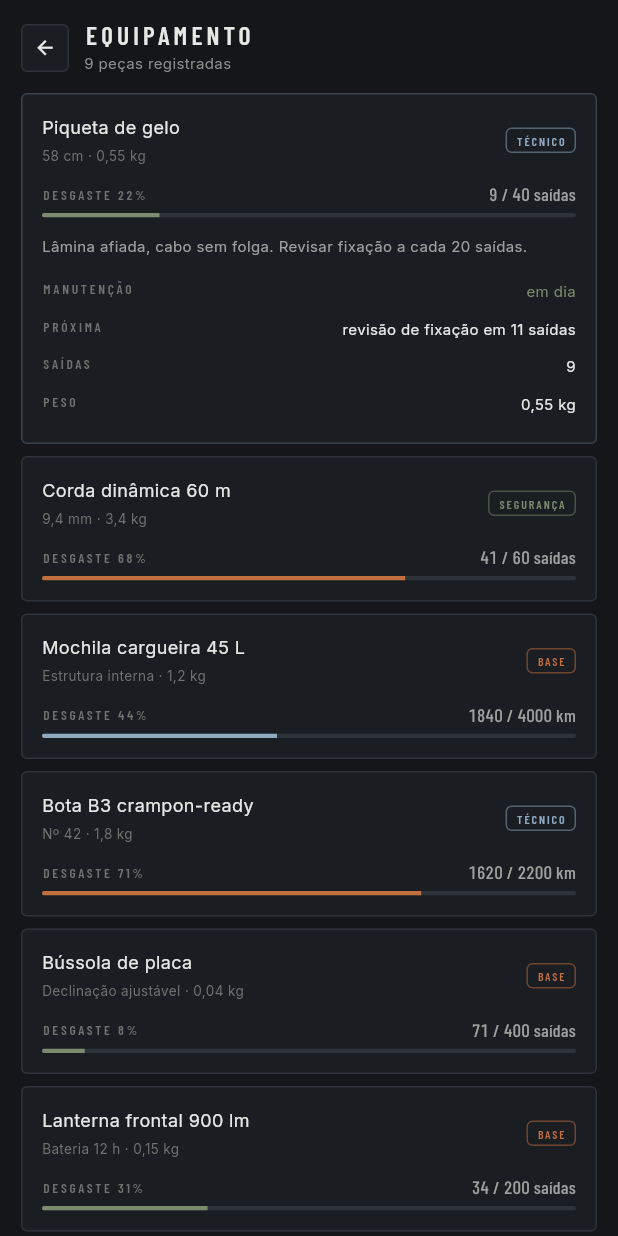
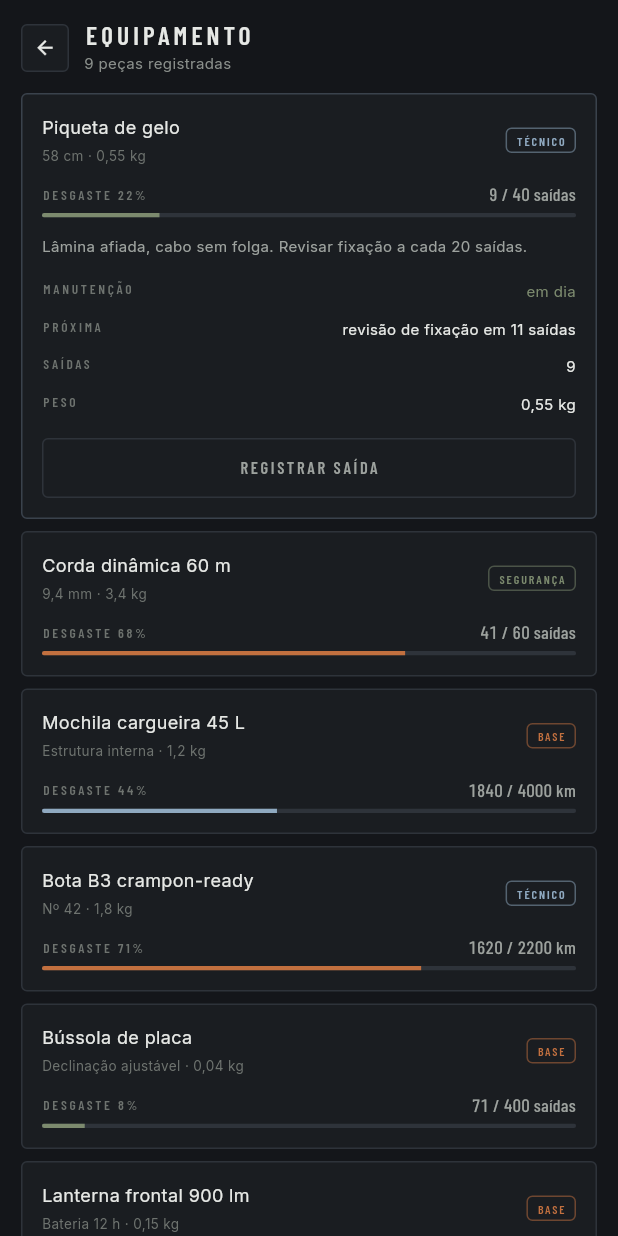
Before and after one commit to johnycristian2-dev/ascend-app, a Flutter app: the InventoryScreen widget shown alone on an empty page, opened directly, after a tap on "Piqueta de gelo", on a phone screen of 412 x 824 dp. Run offline on Flutter 3.47's test engine with Material 3 defaults, Android fonts, the phone set to English and light mode, and no system bars; our stand-ins replace cloud_firestore, firebase_auth, firebase_core, google_fonts; accounts and stored records are empty.

Commit message:
Persist equipment usage to Firestore, with a new "log an outing" action
Equipment was the one piece of the backlog that wasn't just "save the
choice already made on screen" — there was no interaction anywhere
that changed gear wear/uses/odometer; gear_catalog.dart's numbers were
static demo content, and its prose (wearNote/svc/svcAt) was hand-written
to match those specific numbers. Persisting inert numbers nobody could
change wouldn't have been real progress, so this adds the missing
interaction too, per the user's go-ahead to make a reasonable call here.

New GearUsage model (uses/wear/od) is deliberately separate from
GearItem's static catalog fields (name/spec/tag/weight/maintenance
copy), which stay untouched. logOuting() bumps uses by 1, the odometer
by a base-expedition's length (28 km, matching ESPEC-Flutter.md's
baseKm) for km-tracked gear or 1 unit otherwise, and wear by a flat +2 —
NOT derived from odometer/limit, because the existing demo data already
isn't proportional on purpose (a rope wears from hard use, a tent from
season exposure, not from a clean km/limit ratio). Documented in the
model as an approximation to tune later, not a formula to trust.

ExpeditionState.gearUsage(id) falls back to the catalog's own demo
uses/wear/od when nothing's been synced for that id yet, so the
existing account doesn't regress to "brand-new gear" — only
UserProfile.starter() (genuinely new signups) seeds every catalog item
at zero. InventoryScreen now reads through gearUsage() instead of the
static fields and gets a "REGISTRAR SAÍDA" button in the expanded
detail, wired to the new ExpeditionState.logGearOuting.

This closes out the local-only backlog from the last two commits —
window countdown is the only thing left local, and deliberately so
(explained in README).

No Flutter SDK here — verified brace/paren balance and that every
import/export resolves; this is the riskiest of the recent commits to
have gone unverified (new interaction, new model, cross-layer default
fallback), so please prioritize testing this one locally.

```diff
--- /dev/null
+++ b/lib/backend/models/gear_usage_model.dart
@@ -0,0 +1,36 @@
+/// O que muda numa peça de equipamento quando ela é de fato usada —
+/// separado do catálogo (`GearItem`, em `gear_catalog.dart`), que é
+/// referência estática (nome, peso, categoria, dicas de manutenção).
+///
+/// Uma conta nova começa com todo equipamento zerado (ver
+/// `UserProfile.starter`); uma conta que já existia antes desta função
+/// existir não tem nada gravado ainda — nesse caso `ExpeditionState.
+/// gearUsage` cai de volta nos números de demonstração do catálogo, pra
+/// não regredir visualmente pra zero peças "novas em folha".
+class GearUsage {
+  final int uses;
+  final int wear;
+  final int od;
+  const GearUsage({this.uses = 0, this.wear = 0, this.od = 0});
+
+  /// Registra uma saída: soma 1 uso, avança o odômetro (pelo tamanho de
+  /// uma expedição-base — 28 km, ESPEC-Flutter.md §4.4 — pra peças
+  /// medidas em km; 1 unidade pra saídas/noites) e soma 2 pontos de
+  /// desgaste. O desgaste não deriva de od/lim de propósito: os dados de
+  /// demonstração já não seguem essa proporção (cada peça carrega desgaste
+  /// próprio, não só "quilômetros rodados") — é uma aproximação simples
+  /// pra ter *algum* incremento, ajustável depois sem mexer no formato.
+  GearUsage logOuting(String unit) => GearUsage(
+        uses: uses + 1,
+        od: od + (unit == 'km' ? 28 : 1),
+        wear: (wear + 2).clamp(0, 100),
+      );
+
+  Map<String, dynamic> toMap() => {'uses': uses, 'wear': wear, 'od': od};
+
+  factory GearUsage.fromMap(Map<String, dynamic> m) => GearUsage(
+        uses: ((m['uses'] as num?) ?? 0).toInt(),
+        wear: ((m['wear'] as num?) ?? 0).toInt(),
+        od: ((m['od'] as num?) ?? 0).toInt(),
+      );
+}
--- a/lib/backend/models/user_profile_model.dart
+++ b/lib/backend/models/user_profile_model.dart
@@ -1,5 +1,7 @@
+import '../data/gear_catalog.dart';
 import 'attr_model.dart';
 import 'chat_message_model.dart';
+import 'gear_usage_model.dart';
 
 /// Conversa inicial de toda cordada recém-formada — a mesma que o
 /// protótipo sempre mostrou. Flavor, não uma decisão do usuário: por
@@ -14,9 +16,8 @@ const seedMsgs = <Msg>[
 /// O que persiste no Firestore em `users/{uid}` — o caderno de expedição
 /// de verdade, não mais mockado em memória.
 ///
-/// Só a janela em contagem regressiva e o equipamento (sem nenhuma
-/// interação que o altere ainda) continuam puramente locais — o resto
-/// do circuito de decisão e da cordada já persiste.
+/// Só a janela em contagem regressiva continua puramente local — o resto
+/// do circuito de decisão, da cordada e do equipamento já persiste.
 class UserProfile {
   final String uid;
   final String name;
@@ -54,6 +55,11 @@ class UserProfile {
   /// Histórico da conversa da cordada.
   final List<Msg> msgs;
 
+  /// Uso registrado de cada peça de equipamento, por id do catálogo
+  /// (`GearItem.id`, em gear_catalog.dart). Ausente = conta anterior a
+  /// este campo — ver `ExpeditionState.gearUsage`.
+  final Map<String, GearUsage> gear;
+
   const UserProfile({
     required this.uid,
     required this.name,
@@ -73,13 +79,15 @@ class UserProfile {
     this.invited = const {},
     this.checked = const {},
     this.msgs = seedMsgs,
+    this.gear = const {},
   });
 
   /// Perfil inicial de quem acabou de se cadastrar — nível 1, desnível
   /// zerado, atributos de base, nada decidido ainda na mochila, janela,
-  /// bastão, plano ou cordada (só a conversa inicial, que é cenário, não
-  /// decisão). O rank de partida vem da avaliação inicial (onboarding),
-  /// não deste construtor.
+  /// bastão, plano, cordada (só a conversa inicial, que é cenário, não
+  /// decisão) ou equipamento (peças zeradas — novas em folha, ninguém
+  /// registrou uma saída ainda). O rank de partida vem da avaliação
+  /// inicial (onboarding), não deste construtor.
   factory UserProfile.starter({
     required String uid,
     required String name,
@@ -100,6 +108,7 @@ class UserProfile {
           Attr('TÉCNICA', 20),
           Attr('ALTITUDE', 20),
         ],
+        gear: {for (final g in gearData) g.id: const GearUsage()},
       );
 
   UserProfile copyWith({
@@ -120,6 +129,7 @@ class UserProfile {
     Map<String, bool>? invited,
     Map<String, bool>? checked,
     List<Msg>? msgs,
+    Map<String, GearUsage>? gear,
   }) =>
       UserProfile(
         uid: uid,
@@ -140,6 +150,7 @@ class UserProfile {
         invited: invited ?? this.invited,
         checked: checked ?? this.checked,
         msgs: msgs ?? this.msgs,
+        gear: gear ?? this.gear,
       );
 
   Map<String, dynamic> toMap() => {
@@ -160,6 +171,7 @@ class UserProfile {
         'invited': invited,
         'checked': checked,
         'msgs': msgs.map((m) => m.toMap()).toList(),
+        'gear': gear.map((k, v) => MapEntry(k, v.toMap())),
       };
 
   factory UserProfile.fromMap(String uid, Map<String, dynamic> m) => UserProfile(
@@ -193,5 +205,9 @@ class UserProfile {
                 ?.map((e) => Msg.fromMap(Map<String, dynamic>.from(e as Map)))
                 .toList() ??
             seedMsgs,
+        gear: (m['gear'] as Map?)?.map(
+              (k, v) => MapEntry(k as String, GearUsage.fromMap(Map<String, dynamic>.from(v as Map))),
+            ) ??
+            const {},
       );
 }
--- a/lib/backend/state/expedition_state.dart
+++ b/lib/backend/state/expedition_state.dart
@@ -1,8 +1,10 @@
 import 'package:flutter/foundation.dart';
+import '../data/gear_catalog.dart';
 import '../data/relay_notes.dart';
 import '../data/weather_forecast.dart';
 import '../models/attr_model.dart';
 import '../models/chat_message_model.dart';
+import '../models/gear_usage_model.dart';
 import '../models/user_profile_model.dart';
 import '../services/auth_service.dart';
 import '../services/profile_repository.dart';
@@ -10,6 +12,7 @@ import 'expedition_calculator.dart';
 
 export '../models/attr_model.dart' show Attr;
 export '../models/chat_message_model.dart' show Msg;
+export '../models/gear_usage_model.dart' show GearUsage;
 
 const ranks = ['E', 'D', 'C', 'B', 'A', 'S'];
 
@@ -71,6 +74,10 @@ class ExpeditionState extends ChangeNotifier {
   bool cheered = false;
   String draft = '';
 
+  /// Uso registrado por peça de equipamento (chave = GearItem.id). Vazio
+  /// até a primeira sincronização — ver [gearUsage].
+  final Map<String, GearUsage> gear = {};
+
   /// Modo campo: tela cheia de instrumento, acessível a partir do mapa.
   bool fieldMode = false;
 
@@ -120,6 +127,17 @@ class ExpeditionState extends ChangeNotifier {
   /// O app cobra essa confirmação antes de deixar arquivar o registro.
   List<int> get relayDebts =>
       relayUsed.where((i) => relayVote[i] == null).toList()..sort();
+
+  /// Uso de uma peça pelo id do catálogo. Se ainda não foi sincronizado
+  /// (conta anterior a este campo, ou perfil que nunca registrou essa
+  /// peça), cai nos números de demonstração do próprio catálogo — em vez
+  /// de mostrar equipamento "novo em folha" pra quem já via outro valor.
+  GearUsage gearUsage(String id) {
+    final logged = gear[id];
+    if (logged != null) return logged;
+    final cat = gearData.firstWhere((g) => g.id == id);
+    return GearUsage(uses: cat.uses, wear: cat.wear, od: cat.od);
+  }
 
   // -------------------------------------------------------------- comandos
 
@@ -215,6 +233,9 @@ class ExpeditionState extends ChangeNotifier {
       ..clear()
       ..addAll(p.checked);
     msgs = p.msgs;
+    gear
+      ..clear()
+      ..addAll(p.gear);
   }
 
   /// Grava o essencial do caderno no Firestore. Silencioso de propósito —
@@ -244,6 +265,7 @@ class ExpeditionState extends ChangeNotifier {
       'invited': invited,
       'checked': checked,
       'msgs': msgs.map((m) => m.toMap()).toList(),
+      'gear': gear.map((k, v) => MapEntry(k, v.toMap())),
     }).catchError((_) {});
   }
 
@@ -397,6 +419,15 @@ class ExpeditionState extends ChangeNotifier {
   }
   void openStamp(int? i) { stampIdx = stampIdx == i ? null : i; notifyListeners(); }
   void selectGear(String? id) { gearSel = gearSel == id ? null : id; notifyListeners(); }
+
+  /// "REGISTRAR SAÍDA" na tela de equipamento — a única ação que muda
+  /// uso/desgaste hoje (ver GearUsage.logOuting).
+  void logGearOuting(String id) {
+    final unit = gearData.firstWhere((g) => g.id == id).unit;
+    gear[id] = gearUsage(id).logOuting(unit);
+    _syncProfile();
+    notifyListeners();
+  }
   void cheer() { cheered = !cheered; notifyListeners(); }
   void setDraft(String v) { draft = v; notifyListeners(); }
 
--- a/lib/frontend/screens/inventory_screen.dart
+++ b/lib/frontend/screens/inventory_screen.dart
@@ -22,9 +22,10 @@ class InventoryScreen extends StatelessWidget {
             padding: const EdgeInsets.fromLTRB(14, 0, 14, 26),
             children: gearData.map((g) {
               final sel = s.gearSel == g.id;
-              final ink = g.wear > 65
+              final usage = s.gearUsage(g.id);
+              final ink = usage.wear > 65
                   ? AppColors.amber
-                  : g.wear > 40
+                  : usage.wear > 40
                       ? AppColors.blue
                       : AppColors.green;
               return Padding(
@@ -55,13 +56,13 @@ class InventoryScreen extends StatelessWidget {
                       Row(
                         mainAxisAlignment: MainAxisAlignment.spaceBetween,
                         children: [
-                          AppLabel('DESGASTE ${g.wear}%', color: AppColors.dim, size: 9),
-                          Text('${g.od} / ${g.lim} ${g.unit}',
+                          AppLabel('DESGASTE ${usage.wear}%', color: AppColors.dim, size: 9),
+                          Text('${usage.od} / ${g.lim} ${g.unit}',
                               style: AppTypography.num(size: 12, color: AppColors.text2, weight: FontWeight.w500)),
                         ],
                       ),
                       const SizedBox(height: 7),
-                      AppProgressBar(g.wear / 100, color: ink),
+                      AppProgressBar(usage.wear / 100, color: ink),
                       if (sel) ...[
                         const SizedBox(height: 12),
                         Text(g.wearNote, style: AppTypography.body(size: 10)),
@@ -69,8 +70,10 @@ class InventoryScreen extends StatelessWidget {
                         TwoColumnRow('MANUTENÇÃO', g.svc,
                             ink: g.svc == 'em dia' ? AppColors.green : AppColors.amber),
                         TwoColumnRow('PRÓXIMA', g.svcAt),
-                        TwoColumnRow('SAÍDAS', '${g.uses}'),
+                        TwoColumnRow('SAÍDAS', '${usage.uses}'),
                         TwoColumnRow('PESO', '${g.kg} kg'),
+                        const SizedBox(height: 10),
+                        AppButton('REGISTRAR SAÍDA', onTap: () => s.logGearOuting(g.id)),
                       ],
                     ],
                   ),
```
Also changed, not shown: 1 other file.
